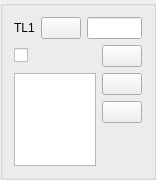
First picture: the form in src/DlgRef/DlgRef_1Sel1List1Check3Btn_QTD.ui, repository SalomePlatform/geom, before the edit.
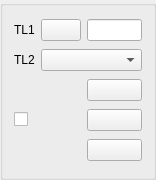
Second picture: the form after the edit.

```diff
--- a/src/DlgRef/DlgRef_1Sel1List1Check3Btn_QTD.ui
+++ b/src/DlgRef/DlgRef_1Sel1List1Check3Btn_QTD.ui
@@ -72,53 +72,67 @@
         </property>
        </widget>
       </item>
-      <item row="0" column="2" colspan="2" >
+      <item row="0" column="2" >
        <widget class="QLineEdit" name="LineEdit1" />
       </item>
-      <item row="1" column="0" colspan="3" >
+      <item row="1" column="0" >
+       <widget class="QLabel" name="TextLabel2" >
+        <property name="sizePolicy" >
+         <sizepolicy>
+          <hsizetype>0</hsizetype>
+          <vsizetype>0</vsizetype>
+          <horstretch>0</horstretch>
+          <verstretch>0</verstretch>
+         </sizepolicy>
+        </property>
+        <property name="text" >
+         <string>TL2</string>
+        </property>
+        <property name="wordWrap" >
+         <bool>false</bool>
+        </property>
+       </widget>
+      </item>
+      <item row="1" column="1" colspan="2" >
+       <widget class="QComboBox" name="ComboBox1" >
+        <property name="sizePolicy" >
+         <sizepolicy>
+          <hsizetype>7</hsizetype>
+          <vsizetype>0</vsizetype>
+          <horstretch>0</horstretch>
+          <verstretch>0</verstretch>
+         </sizepolicy>
+        </property>
+       </widget>
+      </item>
+      <item row="2" rowspan="3" column="0" colspan="2" >
        <widget class="QCheckBox" name="CheckButton1" >
         <property name="text" >
          <string/>
         </property>
        </widget>
       </item>
-      <item row="1" column="3" >
+      <item row="2" column="2" >
        <widget class="QPushButton" name="PushButton2" >
         <property name="text" >
          <string/>
         </property>
        </widget>
       </item>
-      <item rowspan="3" row="2" column="0" colspan="3" >
-       <widget class="QListWidget" name="ListView1" />
-      </item>
-      <item row="2" column="3" >
+      <item row="3" column="2" >
        <widget class="QPushButton" name="PushButton3" >
         <property name="text" >
          <string/>
         </property>
        </widget>
       </item>
-      <item row="3" column="3" >
+      <item row="4" column="2" >
        <widget class="QPushButton" name="PushButton4" >
         <property name="text" >
          <string/>
         </property>
        </widget>
       </item>
-      <item row="4" column="3" >
-       <spacer>
-        <property name="orientation" >
-         <enum>Qt::Vertical</enum>
-        </property>
-        <property name="sizeHint" >
-         <size>
-          <width>20</width>
-          <height>21</height>
-         </size>
-        </property>
-       </spacer>
-      </item>
      </layout>
     </widget>
    </item>
```
